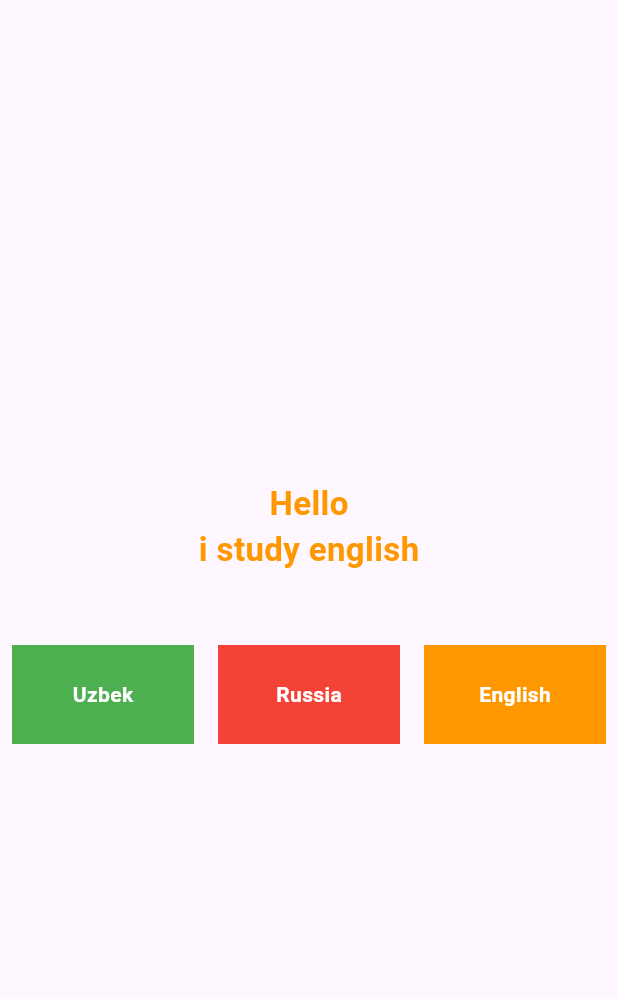
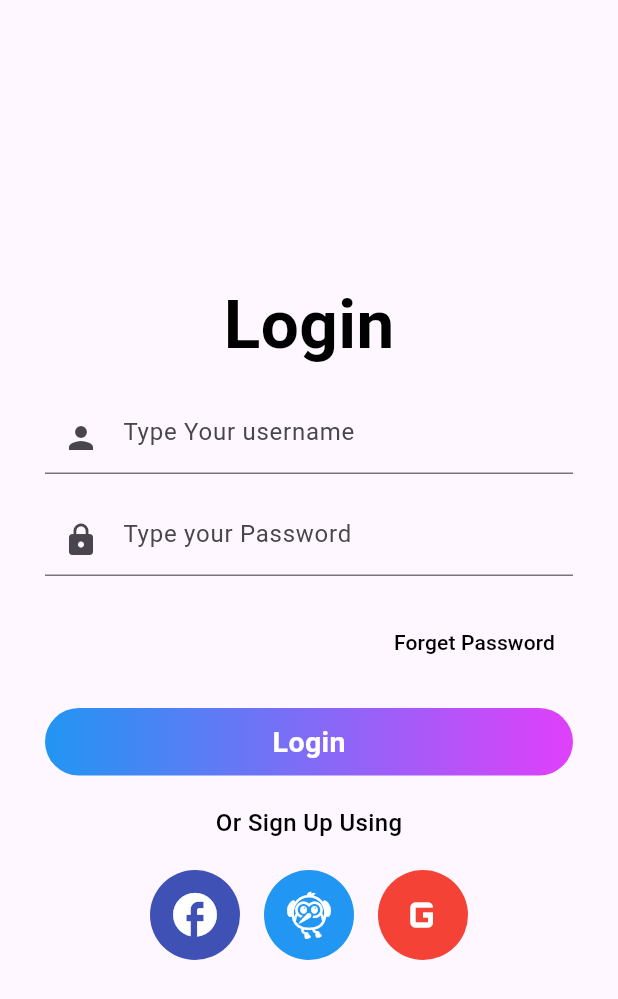
Before and after one commit to bahromnematov/packeges, a Flutter app: the screen it shows after launch, on a phone screen of 412 x 824 dp. Shown: the top 999 px of the screen. Run offline on Flutter 3.47's test engine with Material 3 defaults, Android fonts, the phone set to English and light mode, and no system bars; our stand-ins replace animated_text_kit, easy_localization, flutter_advanced_drawer, fluttertoast, logger, shared_preferences.

Commit message:
upload lokalizations1

```diff
--- a/lib/main.dart
+++ b/lib/main.dart
@@ -1,6 +1,7 @@
 import 'package:easy_localization/easy_localization.dart';
 import 'package:flutter/material.dart';
 import 'package:packages/pages/language_page.dart';
+import 'package:packages/pages/shared_page.dart';
 
 void main() async {
   WidgetsFlutterBinding.ensureInitialized();
@@ -26,6 +27,6 @@ class MyApp extends StatelessWidget {
         localizationsDelegates: context.localizationDelegates,
         supportedLocales: context.supportedLocales,
         locale: context.locale,
-        home: LanguagePage());
+        home: SharedPage());
   }
 }
--- a/lib/pages/language_page.dart
+++ b/lib/pages/language_page.dart
@@ -1,5 +1,6 @@
 import 'package:easy_localization/easy_localization.dart';
 import 'package:flutter/material.dart';
+import 'package:packages/service/pref_service.dart';
 
 class LanguagePage extends StatefulWidget {
   const LanguagePage({super.key});
@@ -9,9 +10,24 @@ class LanguagePage extends StatefulWidget {
 }
 
 class _LanguagePageState extends State<LanguagePage> {
+  String email="";
+  @override
+  void initState() {
+    // TODO: implement initState
+    super.initState();
+    setState(() {
+      SharedPrefService.getName().then((value) => {
+        email=value ??""
+      });
+    });
+  }
+
   @override
   Widget build(BuildContext context) {
     return Scaffold(
+      appBar: AppBar(
+        title: Text(email),
+      ),
       body: Column(
         mainAxisAlignment: MainAxisAlignment.center,
         crossAxisAlignment: CrossAxisAlignment.stretch,
@@ -66,7 +82,7 @@ class _LanguagePageState extends State<LanguagePage> {
                   margin: EdgeInsets.all(8),
                   height: 66,
                   color: Colors.red,
-                  child: Center(
+                  child: const Center(
                     child: Text(
                       "Russia",
                       style: TextStyle(
--- /dev/null
+++ b/lib/pages/shared_page.dart
@@ -0,0 +1,174 @@
+import 'package:flutter/material.dart';
+import 'package:packages/pages/language_page.dart';
+import 'package:packages/service/pref_service.dart';
+
+class SharedPage extends StatefulWidget {
+  const SharedPage({super.key});
+
+  @override
+  State<SharedPage> createState() => _SharedPageState();
+}
+
+class _SharedPageState extends State<SharedPage> {
+  late final TextEditingController _emailController;
+  late final TextEditingController _passwordController;
+
+  void login() {
+    String email = _emailController.text.trim().toString();
+    String password = _passwordController.text.trim().toString();
+    SharedPrefService.setName(email);
+    Navigator.pushReplacement(context, MaterialPageRoute(builder: (_) {
+      return LanguagePage();
+    }));
+  }
+
+  @override
+  void initState() {
+    // TODO: implement initState
+    super.initState();
+    _emailController = TextEditingController();
+    _passwordController = TextEditingController();
+  }
+
+  @override
+  Widget build(BuildContext context) {
+    return Scaffold(
+      body: Container(
+        padding: EdgeInsets.symmetric(horizontal: 30),
+        child: Column(
+          mainAxisAlignment: MainAxisAlignment.center,
+          children: [
+            Center(
+              child: Text(
+                "Login",
+                style: TextStyle(
+                    color: Colors.black,
+                    fontSize: 45,
+                    fontWeight: FontWeight.bold),
+              ),
+            ),
+            SizedBox(
+              height: 20,
+            ),
+            TextField(
+              controller: _emailController,
+              decoration: InputDecoration(
+                  hintText: "Type Your username",
+                  prefixIcon: Icon(Icons.person)),
+            ),
+            SizedBox(
+              height: 20,
+            ),
+            TextField(
+              controller: _passwordController,
+              decoration: InputDecoration(
+                  hintText: "Type your Password", prefixIcon: Icon(Icons.lock)),
+            ),
+            SizedBox(
+              height: 20,
+            ),
+            Row(
+              mainAxisAlignment: MainAxisAlignment.end,
+              children: [
+                TextButton(
+                    onPressed: () {},
+                    child: Text(
+                      "Forget Password",
+                      style: TextStyle(color: Colors.black),
+                    ))
+              ],
+            ),
+            SizedBox(
+              height: 20,
+            ),
+            InkWell(
+              onTap: () {
+                login();
+              },
+              child: Container(
+                height: 45,
+                decoration: BoxDecoration(
+                    borderRadius: BorderRadius.circular(25),
+                    gradient: LinearGradient(
+                        colors: [Colors.blue, Colors.purpleAccent])),
+                child: Center(
+                  child: Text(
+                    "Login",
+                    style: TextStyle(
+                        color: Colors.white,
+                        fontSize: 19,
+                        fontWeight: FontWeight.bold),
+                  ),
+                ),
+              ),
+            ),
+            SizedBox(
+              height: 20,
+            ),
+            Center(
+              child: Text(
+                "Or Sign Up Using",
+                style: TextStyle(
+                    color: Colors.black,
+                    fontSize: 16,
+                    fontWeight: FontWeight.w500),
+              ),
+            ),
+            SizedBox(
+              height: 20,
+            ),
+            Center(
+              child: Row(
+                mainAxisAlignment: MainAxisAlignment.center,
+                children: [
+                  Container(
+                    margin: EdgeInsets.symmetric(horizontal: 8),
+                    height: 60,
+                    width: 60,
+                    decoration: BoxDecoration(
+                        shape: BoxShape.circle, color: Colors.indigo),
+                    child: Center(
+                      child: Icon(
+                        Icons.facebook,
+                        color: Colors.white,
+                        size: 35,
+                      ),
+                    ),
+                  ),
+                  Container(
+                    margin: EdgeInsets.symmetric(horizontal: 8),
+                    height: 60,
+                    width: 60,
+                    decoration: BoxDecoration(
+                        shape: BoxShape.circle, color: Colors.blue),
+                    child: Center(
+                      child: Icon(
+                        Icons.flutter_dash,
+                        color: Colors.white,
+                        size: 35,
+                      ),
+                    ),
+                  ),
+                  Container(
+                    margin: EdgeInsets.symmetric(horizontal: 8),
+                    height: 60,
+                    width: 60,
+                    decoration: BoxDecoration(
+                        shape: BoxShape.circle, color: Colors.red),
+                    child: Center(
+                      child: Icon(
+                        Icons.g_mobiledata,
+                        size: 40,
+                        color: Colors.white,
+                      ),
+                    ),
+                  ),
+                ],
+              ),
+            )
+          ],
+        ),
+      ),
+    );
+  }
+}
--- /dev/null
+++ b/lib/service/pref_service.dart
@@ -0,0 +1,20 @@
+import 'package:shared_preferences/shared_preferences.dart';
+
+class SharedPrefService {
+  static setName(String email) async {
+    final SharedPreferences prefs = await SharedPreferences.getInstance();
+    await prefs.setString("email", email);
+  }
+
+  static Future<String?> getName() async {
+    final SharedPreferences prefs = await SharedPreferences.getInstance();
+    return prefs.getString("email");
+  }
+
+  static Future<bool> removeName() async {
+    final SharedPreferences prefs = await SharedPreferences.getInstance();
+    return prefs.remove("email");
+  }
+
+
+}
--- a/pubspec.yaml
+++ b/pubspec.yaml
@@ -43,6 +43,7 @@ dependencies:
   animated_text_kit: ^4.2.2
   flutter_advanced_drawer: ^1.3.6
   easy_localization: ^3.0.7
+  shared_preferences: ^2.2.3
 
 dev_dependencies:
   flutter_test:
```
Also changed, not shown: pubspec.lock.
